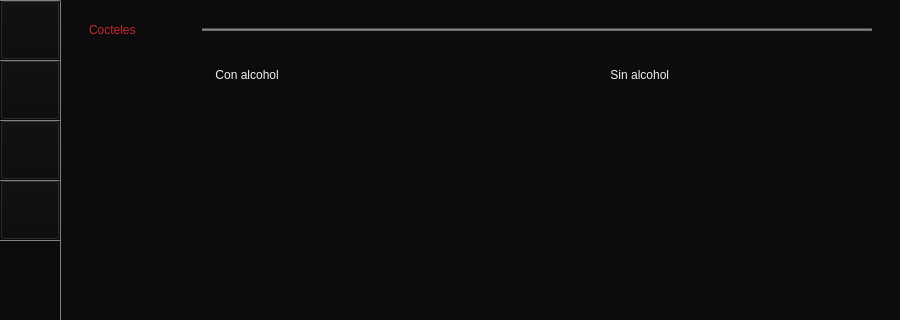
Old version of the form Restaurante/Mesero/principal_mesero.ui in the repository camvaz/restaurante-ihc; both pictures show x 0 to 900 and y 0 to 320 of the 900 by 600 pixel window.
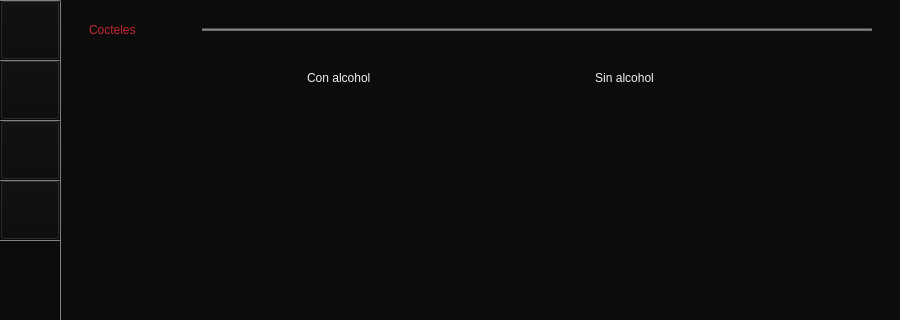
New version of the form. The open tabs and pages were chosen to show the change.

Patch:
```diff
--- a/Restaurante/Mesero/principal_mesero.ui
+++ b/Restaurante/Mesero/principal_mesero.ui
@@ -3164,28 +3164,70 @@
      <layout class="QGridLayout" name="gridLayout_24">
       <item row="3" column="0">
        <layout class="QGridLayout" name="gridLayout">
-        <item row="0" column="0">
+        <item row="0" column="1">
          <widget class="QLabel" name="label_8">
           <property name="styleSheet">
            <string notr="true">font: 75 italic 10pt &quot;Noto Serif&quot;;
 color: rgb(241, 241, 241);</string>
           </property>
           <property name="text">
-           <string>                                      Con alcohol</string>
+           <string>Con alcohol</string>
           </property>
          </widget>
         </item>
-        <item row="0" column="1">
+        <item row="0" column="2">
+         <spacer name="horizontalSpacer_13">
+          <property name="orientation">
+           <enum>Qt::Horizontal</enum>
+          </property>
+          <property name="sizeHint" stdset="0">
+           <size>
+            <width>40</width>
+            <height>20</height>
+           </size>
+          </property>
+         </spacer>
+        </item>
+        <item row="0" column="3" alignment="Qt::AlignHCenter">
          <widget class="QLabel" name="label_24">
           <property name="styleSheet">
            <string notr="true">font: 75 italic 10pt &quot;Noto Serif&quot;;
 color: rgb(241, 241, 241);</string>
           </property>
           <property name="text">
-           <string>                                      Sin alcohol</string>
+           <string>Sin alcohol</string>
+          </property>
+          <property name="alignment">
+           <set>Qt::AlignCenter</set>
           </property>
          </widget>
         </item>
+        <item row="0" column="0">
+         <spacer name="horizontalSpacer_14">
+          <property name="orientation">
+           <enum>Qt::Horizontal</enum>
+          </property>
+          <property name="sizeHint" stdset="0">
+           <size>
+            <width>40</width>
+            <height>20</height>
+           </size>
+          </property>
+         </spacer>
+        </item>
+        <item row="0" column="4">
+         <spacer name="horizontalSpacer_15">
+          <property name="orientation">
+           <enum>Qt::Horizontal</enum>
+          </property>
+          <property name="sizeHint" stdset="0">
+           <size>
+            <width>40</width>
+            <height>20</height>
+           </size>
+          </property>
+         </spacer>
+        </item>
        </layout>
       </item>
       <item row="0" column="0">
@@ -3217,8 +3259,8 @@
           <rect>
            <x>0</x>
            <y>0</y>
-           <width>779</width>
-           <height>434</height>
+           <width>783</width>
+           <height>448</height>
           </rect>
          </property>
          <layout class="QGridLayout" name="gridLayout_11">
```
Left out of the diff: 49 changed lines with no effect on the pictures.
